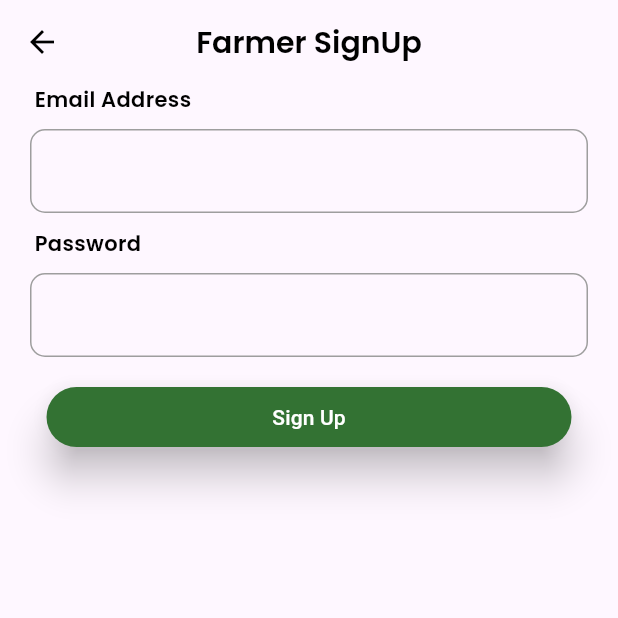
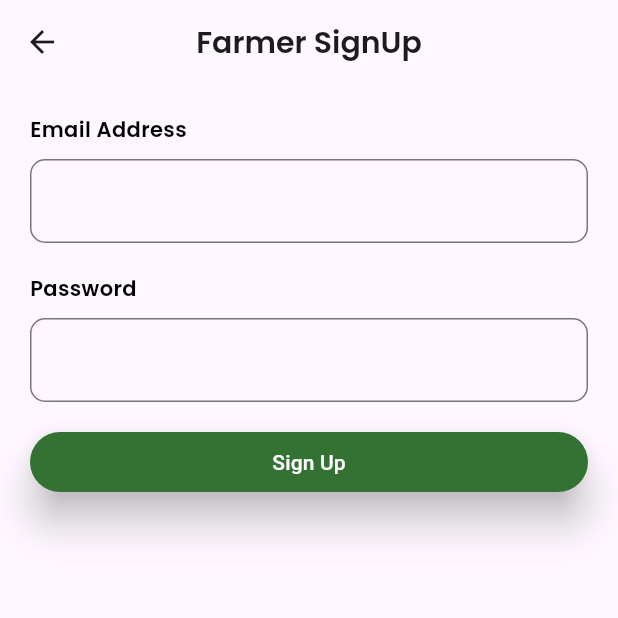
Before and after one commit to amoghkb/FarmMate, a Flutter app: the FarmerSignup screen opened directly, on a phone screen of 412 x 824 dp, the top half of it. Run offline on Flutter 3.47's test engine with Material 3 defaults, Android fonts, the light colour scheme and no system bars; our stand-ins replace cloud_firestore, firebase_auth, firebase_core; accounts and stored records are empty.

Commit message:
auth for landing pages is done

```diff
--- a/lib/src/pages/Landing_pages/farmer_pages/Farmer_SignUp.dart
+++ b/lib/src/pages/Landing_pages/farmer_pages/Farmer_SignUp.dart
@@ -1,3 +1,5 @@
+import 'package:cloud_firestore/cloud_firestore.dart';
+import 'package:firebase_auth/firebase_auth.dart';
 import 'package:flutter/material.dart';
 
 class FarmerSignup extends StatefulWidget {
@@ -8,133 +10,109 @@ class FarmerSignup extends StatefulWidget {
 }
 
 class _FarmerSignupState extends State<FarmerSignup> {
-  final FarmerEmailSignUpController = TextEditingController();
-  final FarmerPasswordSignUpController = TextEditingController();
+  final TextEditingController farmerEmailSignUpController =
+      TextEditingController();
+  final TextEditingController farmerPasswordSignUpController =
+      TextEditingController();
+  final GlobalKey<FormState> farmerSignupGkey = GlobalKey<FormState>();
+
+  Future<void> farmerSignUpWithEmailAndPass() async {
+    try {
+      UserCredential userCredential = await FirebaseAuth.instance
+          .createUserWithEmailAndPassword(
+              email: farmerEmailSignUpController.text.trim(),
+              password: farmerPasswordSignUpController.text.trim());
+
+      if (userCredential.user != null) {
+        String userId = userCredential.user!.uid;
+
+        await FirebaseFirestore.instance.collection("users").doc(userId).set({
+          "email": farmerEmailSignUpController.text.trim(),
+          "role": "farmer",
+        });
+
+        print("User registered with role: farmer (UserID: $userId)");
+
+        ScaffoldMessenger.of(context).showSnackBar(
+          const SnackBar(content: Text("Farmer registered successfully!")),
+        );
+      }
+    } on FirebaseAuthException catch (e) {
+      print("Firebase Auth Error: ${e.message}");
+      ScaffoldMessenger.of(context).showSnackBar(
+        SnackBar(content: Text(e.message.toString())),
+      );
+    }
+  }
 
   @override
   Widget build(BuildContext context) {
     return Scaffold(
       appBar: AppBar(
-          title: Text(
-            "Farmer SignUp",
-            style: TextStyle(
-                fontSize: 20,
-                fontFamily: "Poppins-SemiBold",
-                color: Color.fromRGBO(0, 0, 0, 1.0)),
+        title: const Text("Farmer SignUp",
+            style: TextStyle(fontSize: 20, fontFamily: "Poppins-SemiBold")),
+        centerTitle: true,
+        leading: IconButton(
+          onPressed: () => Navigator.pop(context),
+          icon: const Icon(Icons.arrow_back_outlined),
         ),
-          centerTitle: true,
-          leading: Builder(
-            builder: (context) {
-              return IconButton(
-                  onPressed: () {
-                    Navigator.pop(context);
-                  },
-                  icon: Icon(
-                    Icons.arrow_back_outlined,
-                    color: Color.fromRGBO(0, 0, 0, 1.0),
-                  ));
-            },
-          )),
-      body: Column(
+      ),
+      body: Padding(
+        padding: const EdgeInsets.all(20.0),
+        child: Form(
+          key: farmerSignupGkey,
+          child: Column(
+            crossAxisAlignment: CrossAxisAlignment.start,
             children: [
-          Form(
-              child: Column(
-            children: [
-              Row(
-                children: [
-                  Padding(
-                    padding: const EdgeInsets.only(left: 23.0),
-                    child: Text("Email Address"),
-                  ),
-                ],
-              ),
-              Padding(
-                padding: const EdgeInsets.only(top: 10.0, left: 20, right: 20),
-                child: TextFormField(
+              const Text("Email Address"),
+              const SizedBox(height: 10),
+              TextFormField(
+                controller: farmerEmailSignUpController,
                 decoration: InputDecoration(
-                    enabledBorder: OutlineInputBorder(
-                      borderRadius: BorderRadius.circular(10),
-                      borderSide: BorderSide(width: 1, color: Colors.grey),
-                    ),
-                    focusedBorder: OutlineInputBorder(
-                      borderRadius: BorderRadius.circular(10),
-                      borderSide: BorderSide(
-                          width: 1, color: Color.fromRGBO(51, 114, 51, 1.0)),
-                    ),
-                    errorBorder: OutlineInputBorder(
-                      borderRadius: BorderRadius.circular(10),
-                      borderSide: BorderSide(width: 1, color: Colors.red),
-                    ),
+                  border: OutlineInputBorder(
+                      borderRadius: BorderRadius.circular(10)),
                 ),
                 validator: (value) {
                   if (value == null || value.isEmpty) {
                     return "Enter Email";
-                    } else {
+                  }
                   return null;
-                    }
                 },
-                  controller: FarmerEmailSignUpController,
               ),
-              ),
-              SizedBox(
-                height: 10,
-              ),
-              Row(
-                children: [
-                  Padding(
-                    padding: const EdgeInsets.only(left: 23.0),
-                    child: Text("Password"),
-                  ),
-                ],
-              ),
-              Padding(
-                padding: const EdgeInsets.only(top: 10.0, left: 20, right: 20),
-                child: TextFormField(
+              const SizedBox(height: 20),
+              const Text("Password"),
+              const SizedBox(height: 10),
+              TextFormField(
+                controller: farmerPasswordSignUpController,
+                obscureText: true,
                 decoration: InputDecoration(
-                    enabledBorder: OutlineInputBorder(
-                      borderRadius: BorderRadius.circular(10),
-                      borderSide: BorderSide(width: 1, color: Colors.grey),
-                    ),
-                    focusedBorder: OutlineInputBorder(
-                      borderRadius: BorderRadius.circular(10),
-                      borderSide: BorderSide(
-                          width: 1, color: Color.fromRGBO(51, 114, 51, 1.0)),
-                    ),
-                    errorBorder: OutlineInputBorder(
-                      borderRadius: BorderRadius.circular(10),
-                      borderSide: BorderSide(width: 1, color: Colors.red),
-                    ),
+                  border: OutlineInputBorder(
+                      borderRadius: BorderRadius.circular(10)),
                 ),
                 validator: (value) {
                   if (value == null || value.isEmpty) {
                     return "Enter Password";
-                    } else {
+                  }
                   return null;
+                },
+              ),
+              const SizedBox(height: 20),
+              SizedBox(
+                height: 40,
+                width: double.infinity,
+                child: ElevatedButton(
+                  onPressed: () async {
+                    if (farmerSignupGkey.currentState!.validate()) {
+                      await farmerSignUpWithEmailAndPass();
                     }
                   },
-                  controller: FarmerPasswordSignUpController,
+                  child: const Text("Sign Up",
+                      style: TextStyle(color: Colors.white)),
                 ),
               ),
-              SizedBox(
-                height: 20,
+            ],
           ),
-            ],
-          )),
-          SizedBox(
-              height: 40,
-              width: 350,
-              child: ElevatedButton(
-                  onPressed: () {},
-                  child: Text(
-                    "Sign Up",
-                    style: TextStyle(
-                      color: Color.fromRGBO(255, 255, 255, 1.0),
         ),
-                  ))),
-          SizedBox(
-            height: 20,
-          ),
-        ],
       ),
     );
   }
--- a/pubspec.yaml
+++ b/pubspec.yaml
@@ -36,6 +36,8 @@ dependencies:
   # Use with the CupertinoIcons class for iOS style icons.
   cupertino_icons: ^1.0.8
   firebase_core: ^3.11.0
+  firebase_auth: ^5.4.2
+  cloud_firestore: ^5.6.3
 
 dev_dependencies:
   flutter_test:
```
Also changed, not shown: lib/main.dart (+5 -2 lines), lib/src/pages/Landing_pages/buyer_pages/buyer_login.dart (+40 -6 lines), lib/src/pages/Landing_pages/buyer_pages/buyer_signup.dart (+79 -100 lines), lib/src/pages/Landing_pages/farmer_pages/Farmer_login.dart (+41 -6 lines), lib/src/pages/methods/extras.dart (added, +8 -0 lines), pubspec.lock, 4 other files. Lines whose indentation alone changed are shown as unchanged.
